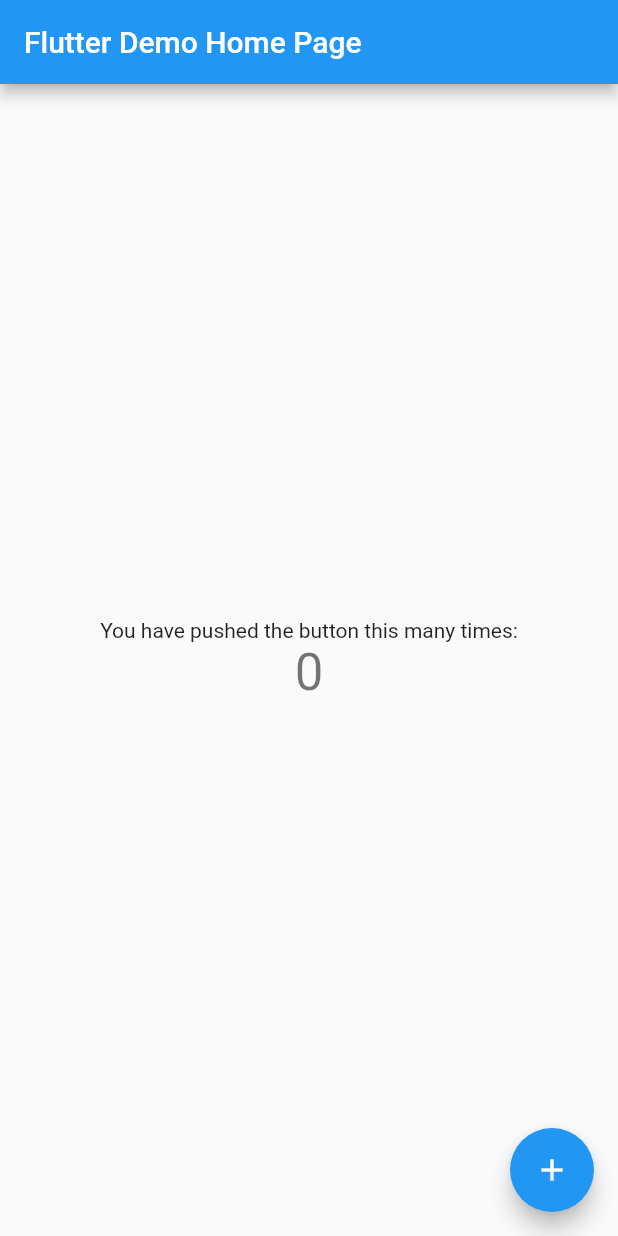
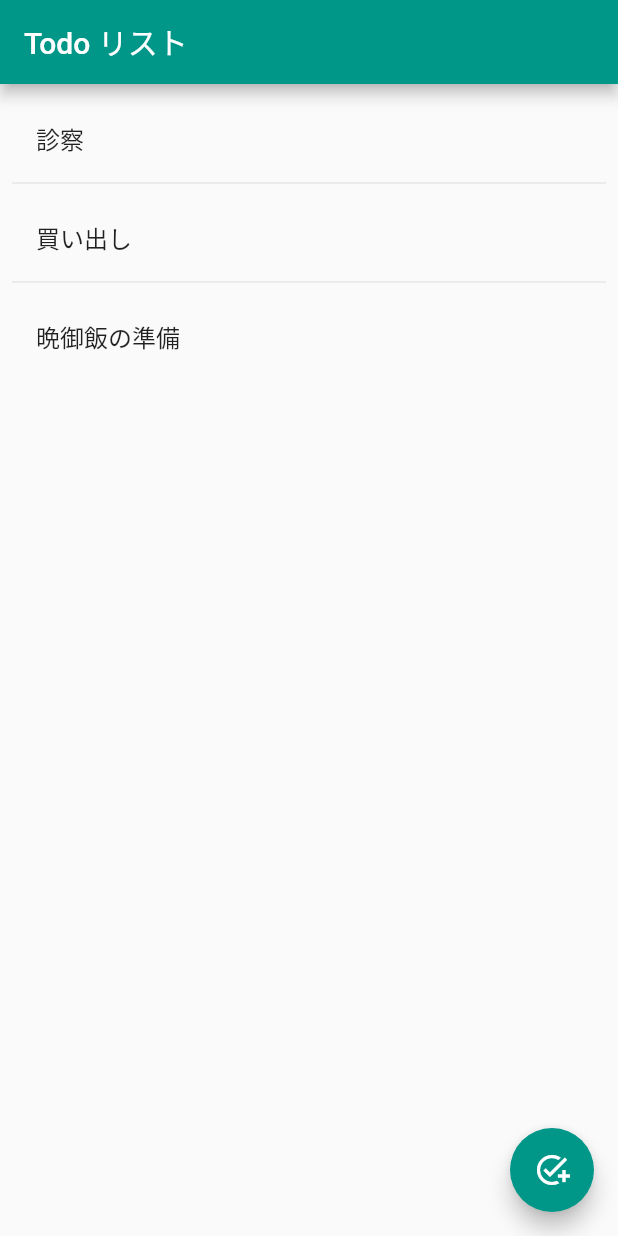
Before and after one commit to kamishi-44/todo_app, a Flutter app: the screen it shows after launch, on a phone screen of 412 x 824 dp. Run offline on Flutter 3.47's test engine with Material 2 defaults, Android fonts, the phone set to English and light mode, and no system bars.

Commit message:
ホーム画面にToDoリスト追加

```diff
--- a/lib/main.dart
+++ b/lib/main.dart
@@ -1,4 +1,6 @@
 import 'package:flutter/material.dart';
+
+import 'task.dart';
 
 void main() {
   runApp(const MyApp());
@@ -11,11 +13,11 @@ class MyApp extends StatelessWidget {
   @override
   Widget build(BuildContext context) {
     return MaterialApp(
-      title: 'Flutter Demo',
+      title: 'kamishi_todo',
       theme: ThemeData(
-        primarySwatch: Colors.blue,
+        primarySwatch: Colors.teal,
       ),
-      home: const MyHomePage(title: 'Flutter Demo Home Page'),
+      home: const MyHomePage(title: 'Todo リスト'),
     );
   }
 }
@@ -30,13 +32,16 @@ class MyHomePage extends StatefulWidget {
 }
 
 class _MyHomePageState extends State<MyHomePage> {
-  int _counter = 0;
+  /// タスクの未着手を表すステータス
+  static const int yet = 0;
 
-  void _incrementCounter() {
-    setState(() {
-      _counter++;
-    });
-  }
+  /// タスクの着手中を表すステータス
+  static const int doing = 1;
+
+  /// タスクの完了を表すステータス
+  static const int done = 2;
+
+  static List<Task> sampleTasks = generateSampleTasks();
 
   @override
   Widget build(BuildContext context) {
@@ -45,25 +50,50 @@ class _MyHomePageState extends State<MyHomePage> {
         title: Text(widget.title),
       ),
       body: Center(
-        child: Column(
-
-          mainAxisAlignment: MainAxisAlignment.center,
-          children: <Widget>[
-            const Text(
-              'You have pushed the button this many times:',
-            ),
-            Text(
-              '$_counter',
-              style: Theme.of(context).textTheme.headline4,
-            ),
-          ],
+        child: ListView.separated(
+          padding: const EdgeInsets.all(8),
+          itemCount: sampleTasks.length,
+          itemBuilder: (BuildContext context, int index) {
+            return SizedBox(
+              height: 50,
+              child: TodoList(task: sampleTasks[index]),
+            );
+          },
+          separatorBuilder: (BuildContext context, int index) => const Divider(),
         ),
       ),
       floatingActionButton: FloatingActionButton(
-        onPressed: _incrementCounter,
-        tooltip: 'Increment',
-        child: const Icon(Icons.add),
+        onPressed: () {},
+        tooltip: 'Add task',
+        child: const Icon(Icons.add_task),
       ),
     );
   }
+
+  /// サンプル用のタスクを生成します。
+  static List<Task> generateSampleTasks() {
+    return [
+      Task("診察", done, "○○整形外科で10時"),
+      Task("買い出し", done, "スーパー△△で調味料の買い出し"),
+      Task("晩御飯の準備", yet, "エビフライ"),
+    ];
+  }
 }
+
+/// ToDoリストに表示する1件のListTile(1件のタスク)を生成します。
+///
+/// フィールドのタスクを元に生成したListTile Widget を返します。
+class TodoList extends StatelessWidget {
+  /// ListTile に表示する1件のタスク
+  final Task task;
+
+  /// コンストラクタ
+  const TodoList({super.key, required this.task});
+
+  @override
+  Widget build(BuildContext context) {
+    return ListTile(
+      title: Text(task.title),
+    );
+  }
+}
--- /dev/null
+++ b/lib/task.dart
@@ -0,0 +1,16 @@
+/// タスククラス
+///
+/// 登録された1件のタスクを保持します。
+class Task {
+  /// タスクのタイトル
+  final String title;
+
+  /// タスクのステータス(0:未着手, 1:着手中, 2:完了)
+  final int status;
+
+  /// タスクの詳細
+  final String detail;
+
+  /// コンストラクタ
+  Task(this.title, this.status, this.detail);
+}
```
